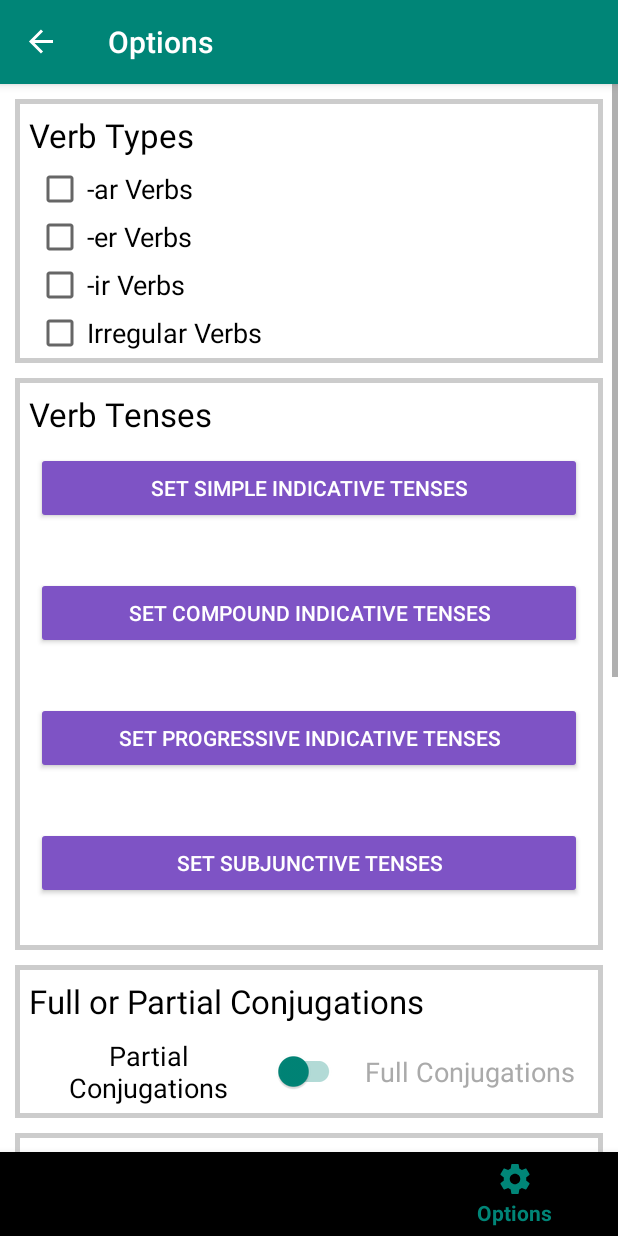
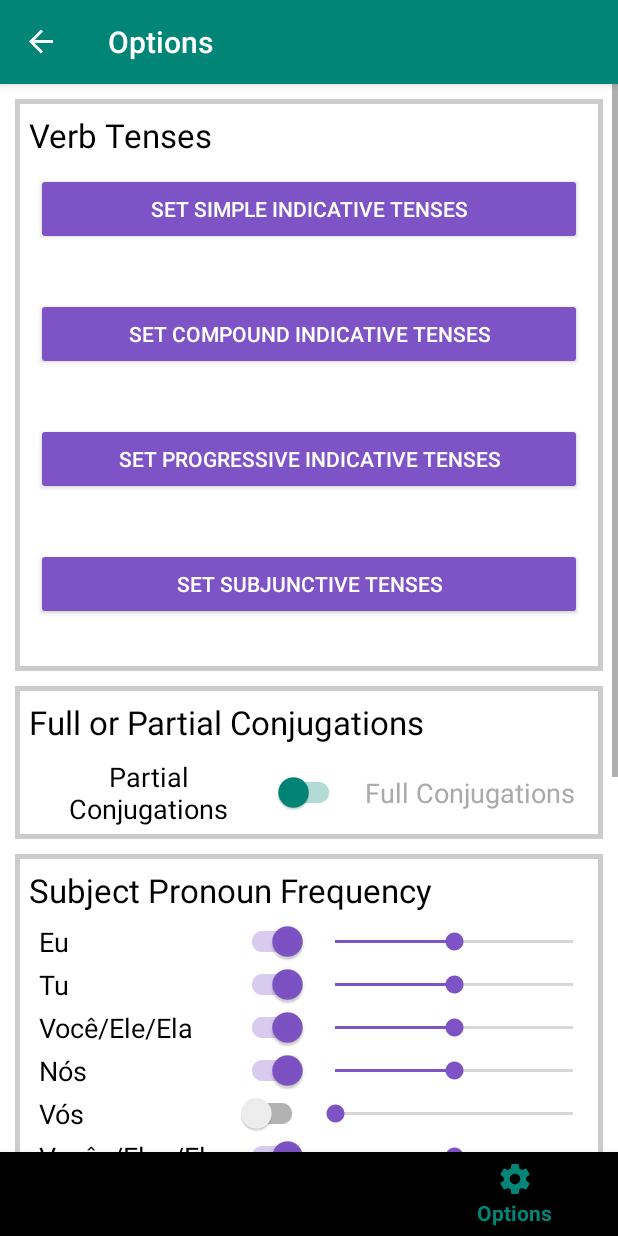
Before and after one commit to sidney-prytherch/Portuguese-Verb-Practice-App, an Android app: the OptionsFragment screen opened through its navigation route, on a phone screen of 412 x 824 dp. Run offline under Robolectric (Android 15) with nearby library versions, the phone set to English and light mode, and no system bars; our stand-ins replace Room's generated code, navigation-ui, paging; libraries missing offline, so code that uses them is left out: androidx.paging, androidx.paging.toLiveData.

Commit message:
make the verb types options gone until implemented in database

```diff
--- a/app/src/main/res/layout/fragment_options.xml
+++ b/app/src/main/res/layout/fragment_options.xml
@@ -28,7 +28,8 @@
                 android:padding="4dp"
                 android:layout_marginTop="10dp"
                 android:layout_marginStart="10dp"
-                android:layout_marginEnd="10dp">
+                android:layout_marginEnd="10dp"
+                android:visibility="gone">
 
                 <TableRow android:layout_height="wrap_content">
 
```
